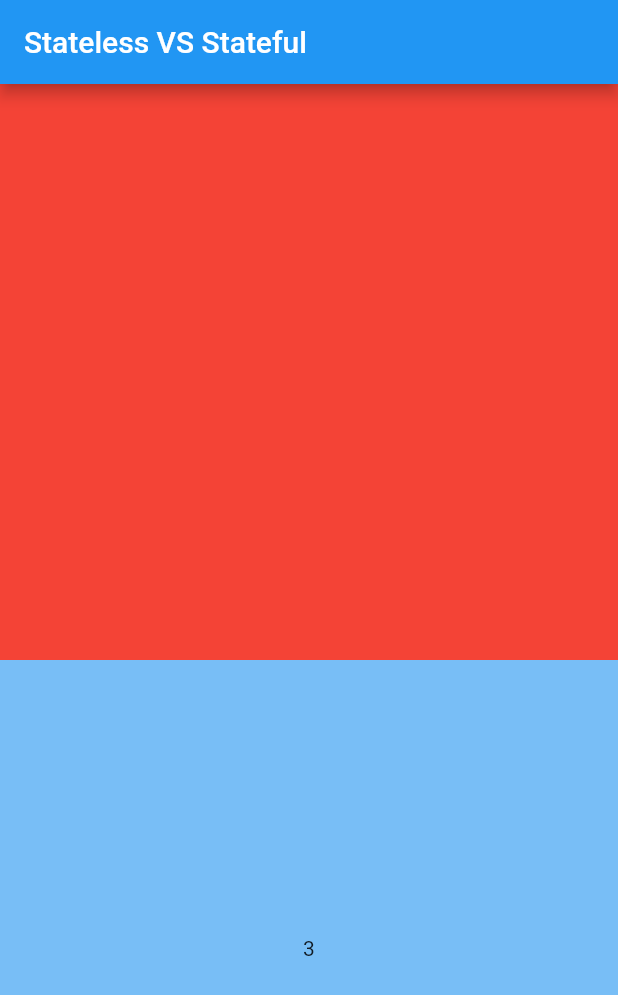
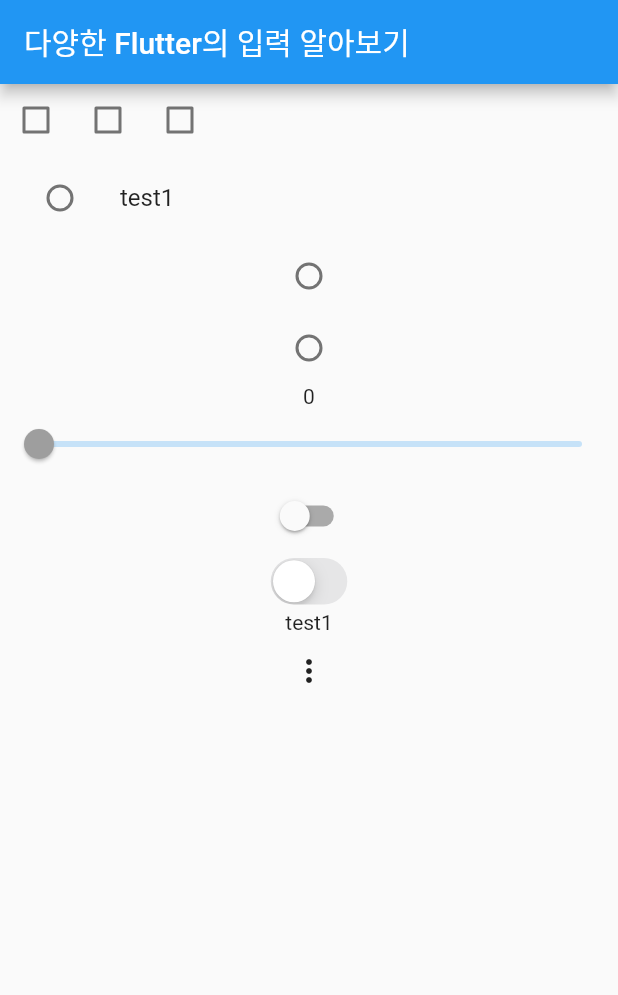
Before and after one commit to CEO-IkHyeon/Part2_Flutter_Widget, a Flutter app: the screen it shows after launch, on a phone screen of 412 x 824 dp. Shown: the top 995 px of the screen. Run offline on Flutter 3.47's test engine with Material 2 defaults, Android fonts, the phone set to English and light mode, and no system bars.

Commit message:
02_05_01_Flutter의 다양한 입력들 1. CheckBox() 2. Radio(), ListTitle() 3. Slider() 4. Switch(), CupertinoSwitch() 5. PopupMenuButton()

```diff
--- a/lib/main.dart
+++ b/lib/main.dart
@@ -1,3 +1,4 @@
+import 'package:flutter/cupertino.dart';
 import 'package:flutter/material.dart';
 
 void main() {
@@ -6,9 +7,9 @@ void main() {
   runApp(MaterialApp(
     home: Scaffold(
       appBar: AppBar(
-        title: Text('Stateless VS Stateful'),
+        title: const Text('다양한 Flutter의 입력 알아보기'),
       ),
-      body: Body(),
+      body: const Body(),
     ),
   ));
 }
@@ -18,81 +19,206 @@ class Body extends StatelessWidget {
 
   @override
   Widget build(BuildContext context) {
-    return Column(children: [
-      ExampleStateless(),
-      ExampleStateful(index: 3),
-    ]);
-  }
-}
-
-class ExampleStateless extends StatelessWidget {
-  const ExampleStateless({super.key});
-
-  @override
-  Widget build(BuildContext context) {
-    return Expanded(
-      flex: 1,
-      child: Container(
-        color: Colors.red,
-      ),
+    // const를 안하면 물결모양이 생김 --> 변경될 일 없으니 const로 선언해달라는 의미
+    return const Column(
+      children: [
+        TestCheckBox(),
+        TestRadioButton(),
+        TestSlider(),
+        TestSwitch(),
+        TestPopupMenu(),
+      ],
     );
   }
 }
 
-// widget의 색, 형태 등을 바꿀 수 있다
-// 모든 객체들은 state class 안에 넣어야함 -> class _ExampleStatefulState extends State<ExampleStateful>
-class ExampleStateful extends StatefulWidget {
-  final int index;
-
-  // 매개변수로 받아 오기
-  const ExampleStateful({required this.index, super.key});
+////////////////////////////////////////////////////////////////////////////////
+// 1. CheckBox
+class TestCheckBox extends StatefulWidget {
+  const TestCheckBox({super.key});
 
   @override
-  State<ExampleStateful> createState() => _ExampleStatefulState();
+  State<TestCheckBox> createState() => _TestCheckBoxState();
 }
 
-class _ExampleStatefulState extends State<ExampleStateful> {
-  late int _index;
-  late TextEditingController textController;
+class _TestCheckBoxState extends State<TestCheckBox> {
+  // checkBox의 값을 담을 list 선언
+  late List<bool> values;
 
-  // method 찾을 땐 ctrl + o(알파벳)
-
-  // 초기값 조정
+  // 주로 initState method를 통해 초기화하는 것이 좋음
   @override
   void initState() {
-    super.initState(); // 항상 이거부터 선언
-    _index = widget.index;
-    textController = TextEditingController();
-  }
-
-  // 리소스를 다 사용하고 반납 -> 앱이 리소스를 많이 잡아먹어 점점 느려지는 현상을 방어 가능
-  @override
-  void dispose() {
-    textController.dispose();
-    super.dispose(); // 마지막에 선언
+    super.initState();
+    values = [false, false, false];
   }
 
   @override
   Widget build(BuildContext context) {
-    return Expanded(
-      flex: 1,
-      child: GestureDetector(
-        onTap: () {
-          setState(() {
-            if (_index == 5) {
-              _index = 0;
-              return;
+    return Row(
+      children: [
+        Checkbox(
+            value: values[0],
+            onChanged: (value) => changeValue(0, value: value)),
+        // value에 Null이 들어오면 false로 바꿔줌
+        Checkbox(
+            value: values[1],
+            onChanged: (value) => changeValue(1, value: value)),
+        Checkbox(
+            value: values[2],
+            onChanged: (value) => changeValue(2, value: value)),
+      ],
+    );
+  }
+
+  //매개변수로 NULL이 들어오면 자동적으로 false로 바꿔준다
+  void changeValue(int index, {bool? value = false}) {
+    setState(() {
+      values[index] = value!; // ! : NUll이 아니라는 의미?
+    });
+  }
+}
+
+////////////////////////////////////////////////////////////////////////////////
+// 2. Radio : eNum이랑 같이 자주 쓰임
+// 줄 정리 : ctrl + alt + L
+class TestRadioButton extends StatefulWidget {
+  const TestRadioButton({super.key});
+
+  @override
+  State<TestRadioButton> createState() => _TestRadioButtonState();
+}
+
+// 객체 이름 바꿀 때 shift + F6
+enum TestValue {
+  test1,
+  test2,
+  test3;
+}
+
+class _TestRadioButtonState extends State<TestRadioButton> {
+  // ? : 초기에 값이 없을 수도 있다
+  TestValue? selectValue;
+
+  @override
+  Widget build(BuildContext context) {
+    return Column(
+      children: [
+        // RadioButton 옆에 text 쓰기
+        ListTile(
+          leading: Radio<TestValue>(
+              value: TestValue.test1,
+              groupValue: selectValue,
+              onChanged: (value) => setState(() => selectValue = value!)),
+          title: Text(TestValue.test1.name),
+          // onTap : 꼭 radio button이 아닌 해당 라인을 클릭해도 인식하게 함 -> 클릭 범위를 확장
+          onTap: () => setState(() {
+            if (selectValue != TestValue.test1) {
+              selectValue = TestValue.test1;
             }
-            _index++;
-          });
-        },
-        child: Container(
-          color: Colors.blue.withOpacity(_index / 5),
-          child: Center(
-            child: Text('$_index'),
-          ),
+          }),
         ),
-      ),
+        Radio<TestValue>(
+            value: TestValue.test2,
+            groupValue: selectValue,
+            onChanged: (value) => setState(() => selectValue = value!)),
+        Radio<TestValue>(
+            value: TestValue.test3,
+            groupValue: selectValue,
+            onChanged: (value) => setState(() => selectValue = value!)),
+      ],
     );
   }
 }
+
+////////////////////////////////////////////////////////////////////////////////
+// 3. Slider
+class TestSlider extends StatefulWidget {
+  const TestSlider({super.key});
+
+  @override
+  State<TestSlider> createState() => _TestSliderState();
+}
+
+class _TestSliderState extends State<TestSlider> {
+  double value = 0;
+
+  @override
+  Widget build(BuildContext context) {
+    return Column(
+      children: [
+        //Slider 위에 Text
+        Text('${value.round()}'),
+        Slider(
+          value: value,
+          // int값을 double로 변환 : value as double
+          onChanged: (newValue) => setState(() => value = newValue),
+          divisions: 100,
+          max: 100,
+          min: 0,
+          label: '${value.round()}',
+          // slider 잡고 움직일 때 label로 값 표시
+          activeColor: Colors.grey, // slider 색
+        ),
+      ],
+    );
+  }
+}
+
+////////////////////////////////////////////////////////////////////////////////
+// 4. Switch()
+class TestSwitch extends StatefulWidget {
+  const TestSwitch({super.key});
+
+  @override
+  State<TestSwitch> createState() => _TestSwitchState();
+}
+
+class _TestSwitchState extends State<TestSwitch> {
+  bool value1 = false;
+  bool value2 = false;
+
+  @override
+  Widget build(BuildContext context) {
+    return Column(
+      children: [
+        Switch(
+          value: value1,
+          onChanged: (newValue) => setState(() => value1 = newValue),
+        ),
+        CupertinoSwitch(
+          value: value2,
+          onChanged: (newValue) => setState(() => value2 = newValue),
+        ),
+      ],
+    );
+  }
+}
+
+////////////////////////////////////////////////////////////////////////////////
+// 5. PopupMenuButton()
+class TestPopupMenu extends StatefulWidget {
+  const TestPopupMenu({super.key});
+
+  @override
+  State<TestPopupMenu> createState() => _TestPopupMenuState();
+}
+
+class _TestPopupMenuState extends State<TestPopupMenu> {
+  TestValue selectValue = TestValue.test1;
+
+  @override
+  Widget build(BuildContext context) {
+    return Column(
+      children: [
+        // PopupMenu에서 선택한 것을 보여주기 위해 Text()
+        Text(selectValue.name),
+        PopupMenuButton(itemBuilder: (context) {
+          return TestValue.values
+              .map((value) => PopupMenuItem(value: value, child: Text(value.name)))
+              .toList();
+        },
+        onSelected: (newValue) => setState(() => selectValue = newValue),),
+      ],
+    );
+  }
+}
```
